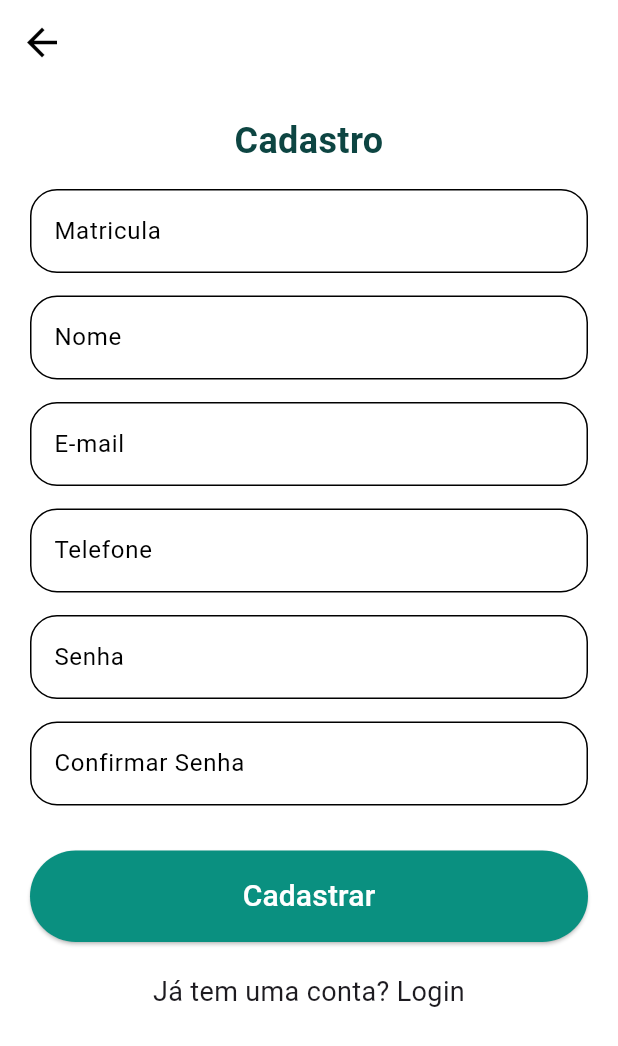
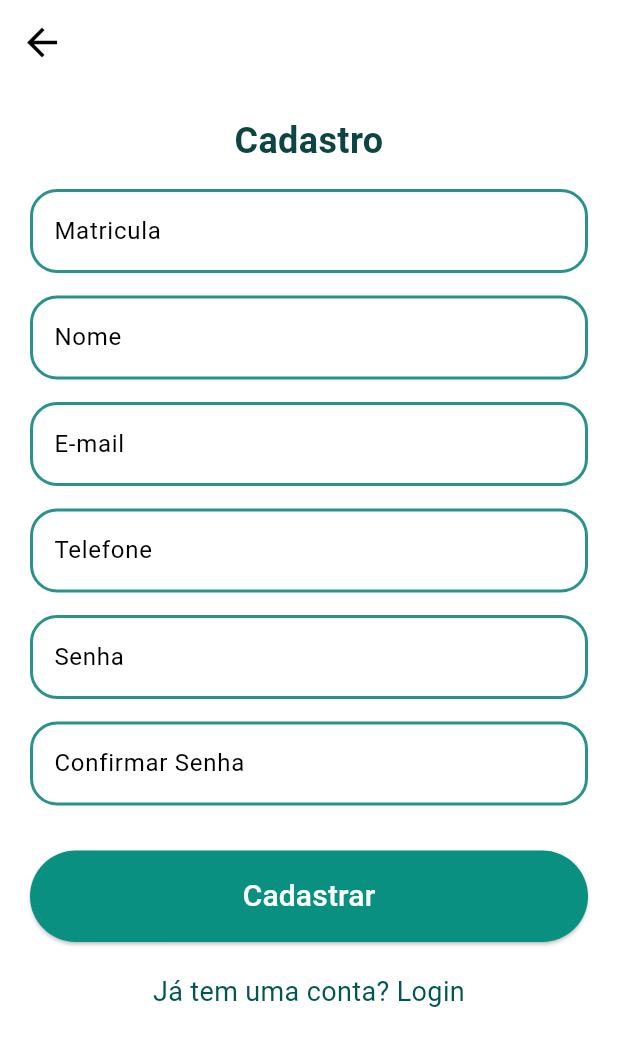
Before and after one commit to Xpert-Xperience/mais_saude_application, a Flutter app: the screen it shows after launch, after a tap on "Cadastro", on a phone screen of 412 x 824 dp. Shown: the top 1046 px of the screen. Run offline on Flutter 3.47's test engine with Material 3 defaults, Android fonts, the phone set to English and light mode, and no system bars; our stand-ins replace cloud_firestore, firebase_auth, firebase_core, font_awesome_flutter, table_calendar; accounts and stored records are empty; network calls fail.

Commit message:
modificando as cores e linhas erradas

```diff
--- a/lib/view/pages/initial_presentation_view.dart
+++ b/lib/view/pages/initial_presentation_view.dart
@@ -43,7 +43,7 @@ class InitialPresentation extends StatelessWidget {
                     const Text(
                       'Marque suas consultas com facilidade e praticidade, sem precisar ir ao IF.',
                       textAlign: TextAlign.center,
-                      style: TextStyle(fontSize: 16),
+                      style: TextStyle(fontSize: 18),
                     ),
                     const SizedBox(height: 50),
                     ElevatedButton(
@@ -58,13 +58,13 @@ class InitialPresentation extends StatelessWidget {
                       },
                       style: ButtonStyle(
                         backgroundColor:
-                            WidgetStateProperty.all(Colors.black),
-                        shape: WidgetStateProperty.all(
+                            MaterialStateProperty.all(Color(0xFF0A9080)),
+                        shape: MaterialStateProperty.all(
                           RoundedRectangleBorder(
                             borderRadius: BorderRadius.circular(50),
                           ),
                         ),
-                        minimumSize: WidgetStateProperty.all(
+                        minimumSize: MaterialStateProperty.all(
                           Size(constraints.maxWidth * 0.85,
                               constraints.maxHeight * 0.082),
                         ),
@@ -87,13 +87,13 @@ class InitialPresentation extends StatelessWidget {
                       },
                       style: ButtonStyle(
                         backgroundColor:
-                            WidgetStateProperty.all(Colors.black),
-                        shape: WidgetStateProperty.all(
+                            MaterialStateProperty.all(Color(0xFF0A9080)),
+                        shape: MaterialStateProperty.all(
                           RoundedRectangleBorder(
                             borderRadius: BorderRadius.circular(50),
                           ),
                         ),
-                        minimumSize: WidgetStateProperty.all(
+                        minimumSize: MaterialStateProperty.all(
                           Size(constraints.maxWidth * 0.85,
                               constraints.maxHeight * 0.082),
                         ),
--- a/lib/view/pages/login_view.dart
+++ b/lib/view/pages/login_view.dart
@@ -40,7 +40,7 @@ class _LoginViewState extends State<LoginView> {
             icon: const Icon(
               Icons.arrow_back,
               size: 30,
-              color: Color.fromARGB(255, 0, 0, 0),
+              color: Color(0xFF0D4542),
             ),
             onPressed: () {
               Navigator.of(context).pop();
@@ -95,7 +95,7 @@ class _LoginViewState extends State<LoginView> {
       {isPassword = false}) {
     var border = OutlineInputBorder(
       borderRadius: BorderRadius.circular(18),
-      borderSide: const BorderSide(width: 1.8, color: Color(0xFF28928B)),
+      borderSide: const BorderSide(width: 2.0, color: Color(0xFF28928B)),
     );
 
     return TextFormField(
--- a/lib/view/pages/registration_view.dart
+++ b/lib/view/pages/registration_view.dart
@@ -41,7 +41,7 @@ class _RegistrationViewState extends State<RegistrationView> {
       bool isEmail = false}) {
     var border = OutlineInputBorder(
       borderRadius: BorderRadius.circular(18),
-      borderSide: const BorderSide(color: Color.fromARGB(255, 0, 0, 0)),
+      borderSide: const BorderSide(width: 2.0, color: Color(0xFF28928B)),
     );
 
     return Column(
@@ -127,7 +127,9 @@ class _RegistrationViewState extends State<RegistrationView> {
         ),
       ),
       body: SingleChildScrollView(
+
         child: Container(
+
           height: MediaQuery.of(context).size.height,
           decoration: const BoxDecoration(
             gradient: LinearGradient(
@@ -139,6 +141,7 @@ class _RegistrationViewState extends State<RegistrationView> {
               ],
             ),
           ),
+
           child: Padding(
             padding: const EdgeInsets.all(20.0),
             child: Form(
@@ -226,7 +229,8 @@ class _RegistrationViewState extends State<RegistrationView> {
       child: const Text(
         "Já tem uma conta? Login",
         textAlign: TextAlign.center,
-        style: TextStyle(fontSize: 18),
+        style: TextStyle(fontSize: 18, color: Color(0xFF005651)),
+
       ),
     );
   }
```
Also changed, not shown: lib/view/pages/forgot_password_view.dart (+3 -10 lines), pubspec.lock.
